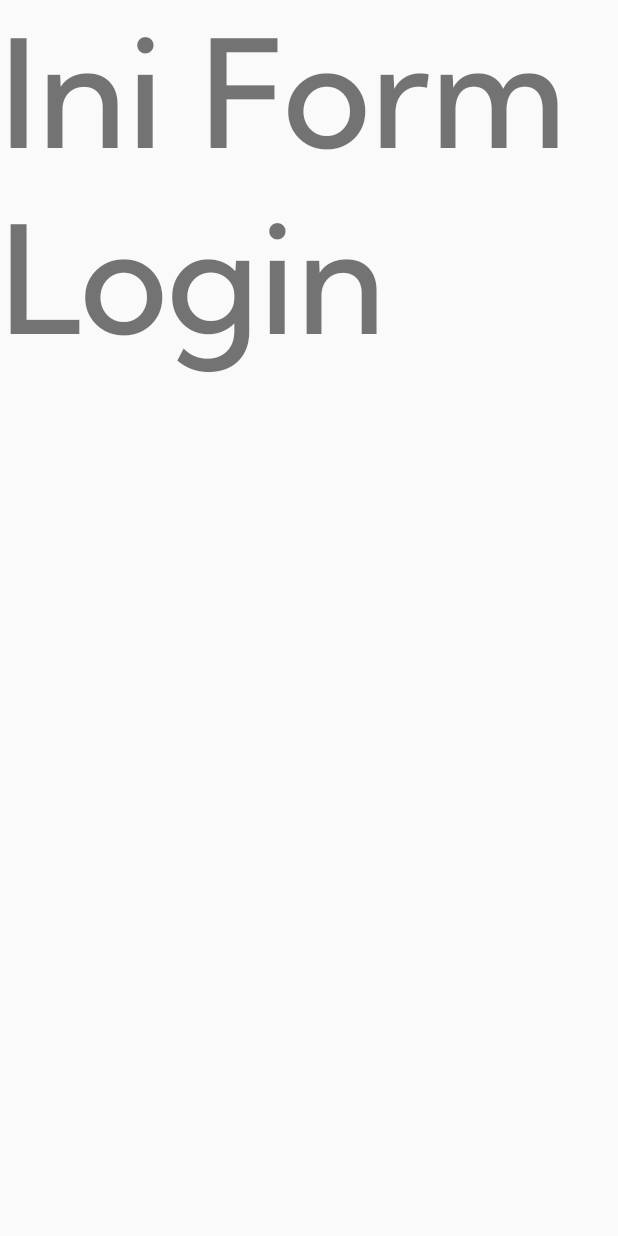
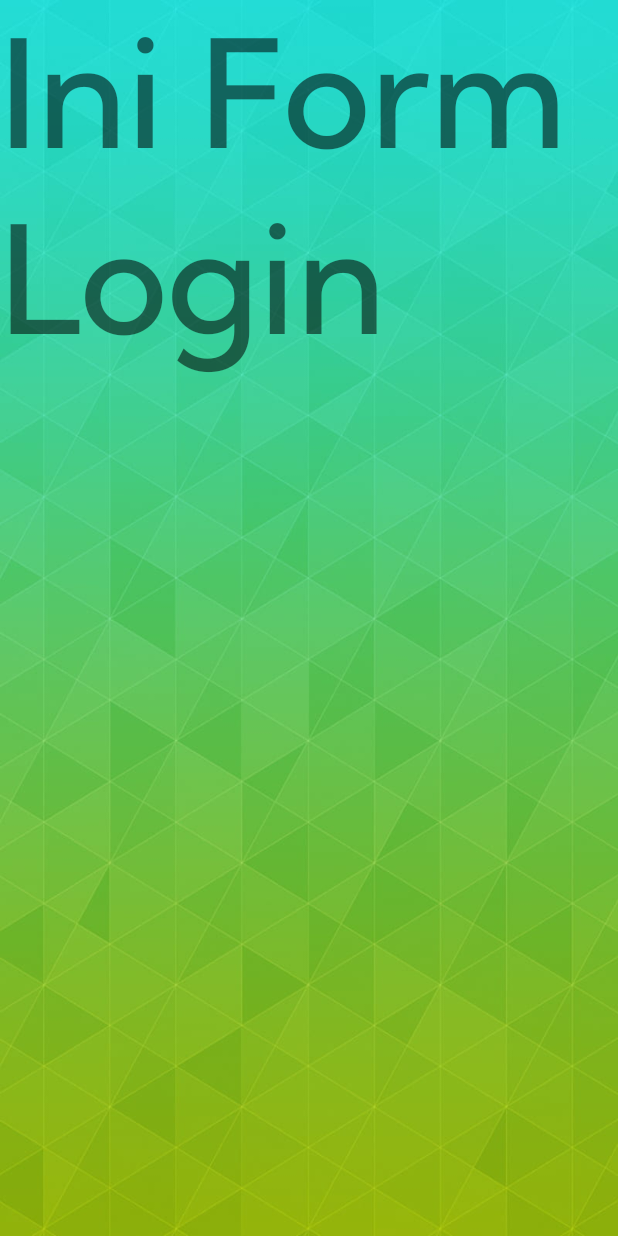
Before and after one commit to zani22ef/TA-PM1-22DX-MMC, an Android app: the fragment LoginFormFragment placed in its activity, on a phone screen of 412 x 824 dp. Run offline under Robolectric (Android 15) with nearby library versions, the phone set to English and light mode, and no system bars.

Commit message:
heru : import dan set background form login

```diff
--- a/Program/app/src/main/res/layout/fragment_login_form.xml
+++ b/Program/app/src/main/res/layout/fragment_login_form.xml
@@ -3,6 +3,7 @@
     xmlns:tools="http://schemas.android.com/tools"
     android:layout_width="match_parent"
     android:layout_height="match_parent"
+    android:background="@drawable/bgd_form"
     tools:context=".form.LoginFormFragment">
 
     <!-- TODO: Update blank fragment layout -->
```
Also changed, not shown: Program/app/src/main/res/drawable/bgd_form.jpg (added).
